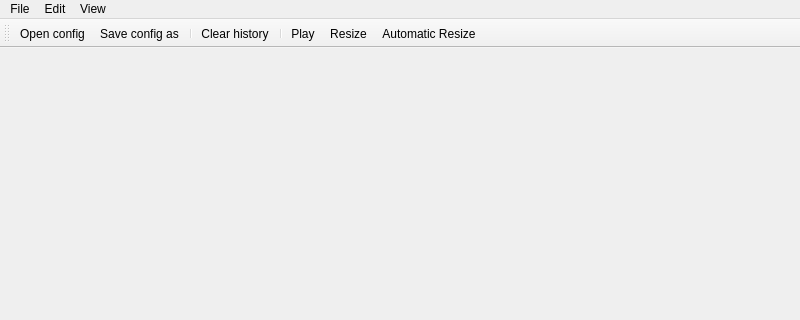
This is src/signal_scope/mainwindow.ui in iit-DLSLab/signal-scope as Qt 5 draws it before an edit; both pictures show x 0 to 800 and y 0 to 320 of the 800 by 600 pixel window. The edited form follows.
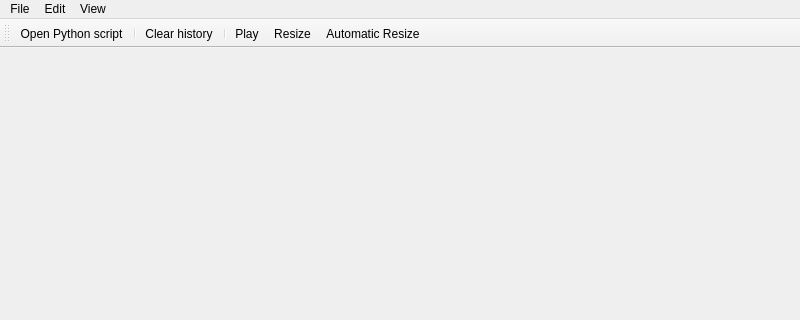
This is the edited form.

Commit message: labels on signals now change with a checkbox

What changed in the file:
```diff
--- a/src/signal_scope/mainwindow.ui
+++ b/src/signal_scope/mainwindow.ui
@@ -67,8 +67,8 @@
    <attribute name="toolBarBreak">
     <bool>false</bool>
    </attribute>
-   <addaction name="ActionOpen"/>
-   <addaction name="ActionSave"/>
+   <addaction name="ActionOpenPython"/>
+   <!-- <addaction name="ActionSave"/> -->
    <addaction name="separator"/>
    <addaction name="ActionClearHistory"/>
    <addaction name="separator"/>
```
Left out of the diff: 11 changed lines with no effect on the pictures. The commit also changes 4 other files.
